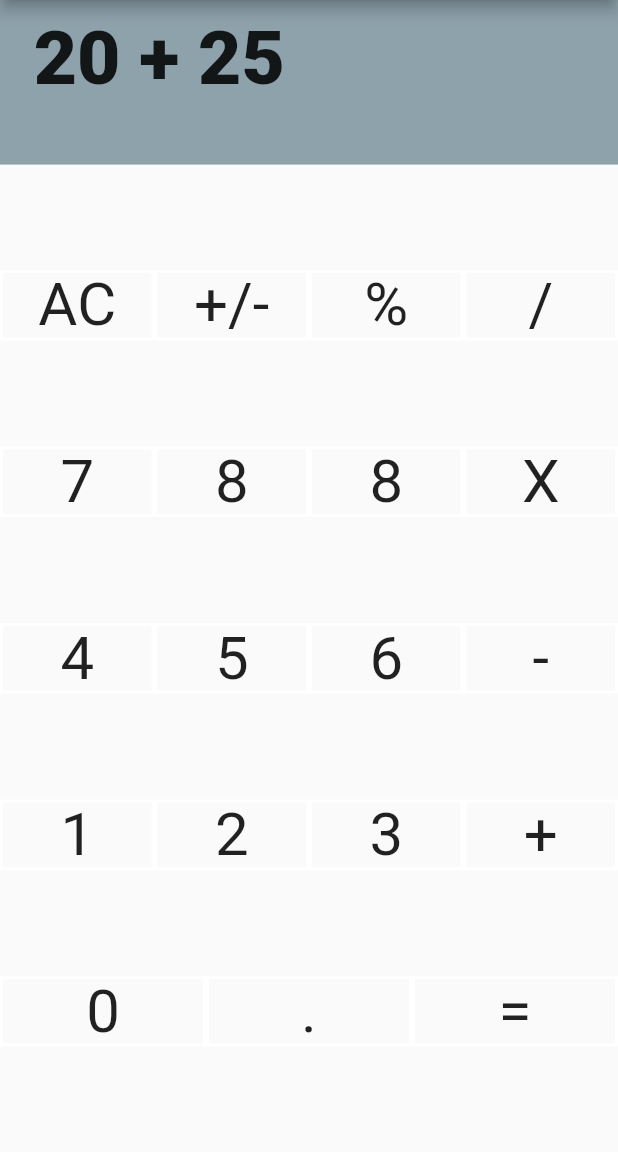
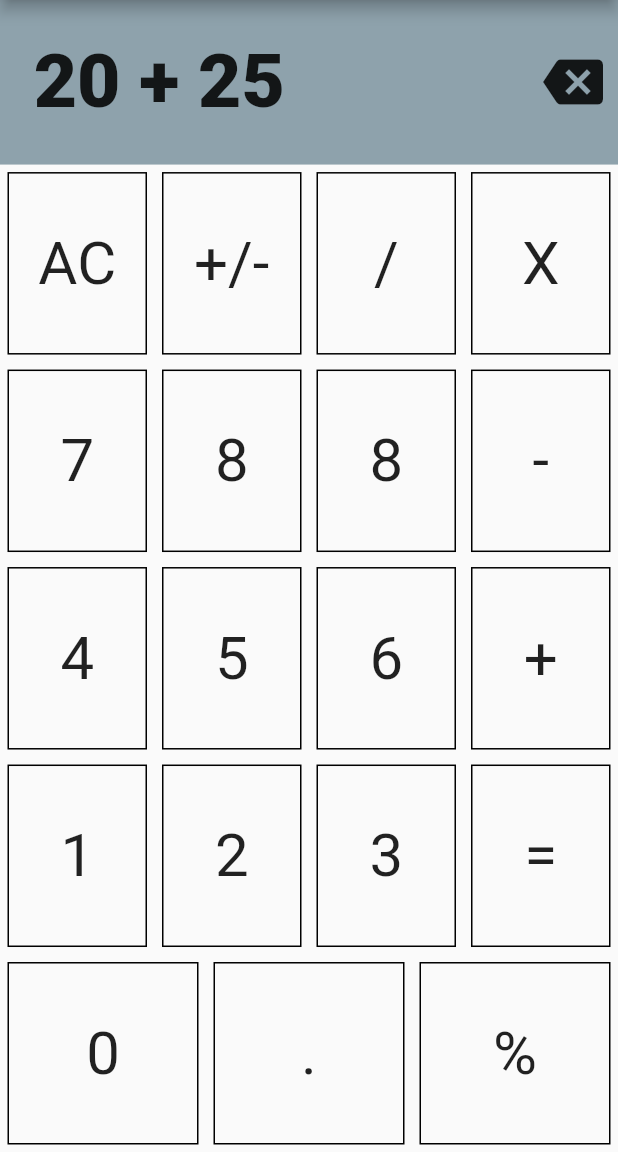
Before and after one commit to angeloobeta/calculator_flutter, a Flutter app: the screen it shows after launch, on a phone screen of 412 x 824 dp, the part 84-1236 px from its top. Run offline on Flutter 3.47's test engine with Material 2 defaults, Android fonts, the phone set to English and light mode, and no system bars.

Commit message:
feature: improve the UI.

```diff
--- a/lib/view/calcutator_button.dart
+++ b/lib/view/calcutator_button.dart
@@ -8,9 +8,14 @@ class CalculatorButton extends StatelessWidget {
   Widget build(BuildContext context) {
     return Expanded(
       flex: 1,
+      child: Padding(
+        padding: EdgeInsets.all(5),
         child: FlatButton(
+          // height: 90,
           shape: Border.all(
-            color: Colors.white, width: 2.0, style: BorderStyle.solid),
+              // color: Colors.grey.withOpacity(0.5),
+              // width: 2.0,
+              style: BorderStyle.solid),
           onPressed: () {},
           child: Text(
             keyValue,
@@ -20,6 +25,7 @@ class CalculatorButton extends StatelessWidget {
             ),
           ),
         ),
+      ),
     );
   }
 }
--- a/lib/view/user_interface.dart
+++ b/lib/view/user_interface.dart
@@ -1,3 +1,4 @@
+import 'package:flutter/cupertino.dart';
 import 'package:flutter/material.dart';
 import 'calcutator_button.dart';
 
@@ -25,15 +26,17 @@ class _UserInterfaceState extends State<UserInterface> {
               padding: const EdgeInsets.all(10),
               color: Colors.blueGrey.withOpacity(0.70),
               child: Row(
-                mainAxisAlignment: MainAxisAlignment.start,
-                crossAxisAlignment: CrossAxisAlignment.start,
+                mainAxisAlignment: MainAxisAlignment.spaceBetween,
+                crossAxisAlignment: CrossAxisAlignment.center,
                 children: [
-                  Text(
-                    inputString,
+                  Text(inputString,
                       style: const TextStyle(
                           color: Colors.black87,
                           fontWeight: FontWeight.w800,
-                        fontSize: 50),
+                          fontSize: 50)),
+                  const Icon(
+                    Icons.backspace,
+                    size: 40,
                   )
                 ],
               ),
@@ -41,17 +44,15 @@ class _UserInterfaceState extends State<UserInterface> {
           ),
           Expanded(
             flex: 6,
-            child: Container(
             child: Column(
-                mainAxisAlignment: MainAxisAlignment.spaceEvenly,
+              mainAxisAlignment: MainAxisAlignment.spaceBetween,
               children: [
-                  Row(children: [makeButton("AC,+/-,%,/")]),
-                  Row(children: [makeButton("7,8,8,X")]),
-                  Row(children: [makeButton("4,5,6,-")]),
-                  Row(children: [makeButton("1,2,3,+")]),
-                  Row(children: [makeButton("0,.,=")])
+                makeButton("AC,+/-,/,X"),
+                makeButton("7,8,8,-"),
+                makeButton("4,5,6,+"),
+                makeButton("1,2,3,="),
+                makeButton("0,.,%")
               ],
-              ),
             ),
           )
         ],
@@ -59,11 +60,14 @@ class _UserInterfaceState extends State<UserInterface> {
     );
   }
 
-  Widget makeButton(String row) {
+  Widget makeButton(dynamic row) {
     List<String> token = row.split(",");
     return Expanded(
+      flex: 5,
       child: Row(
+        crossAxisAlignment: CrossAxisAlignment.stretch,
         children: token.map((e) => CalculatorButton(keyValue: e)).toList(),
-    ));
+      ),
+    );
   }
 }
```
Lines whose indentation alone changed are shown as unchanged.
